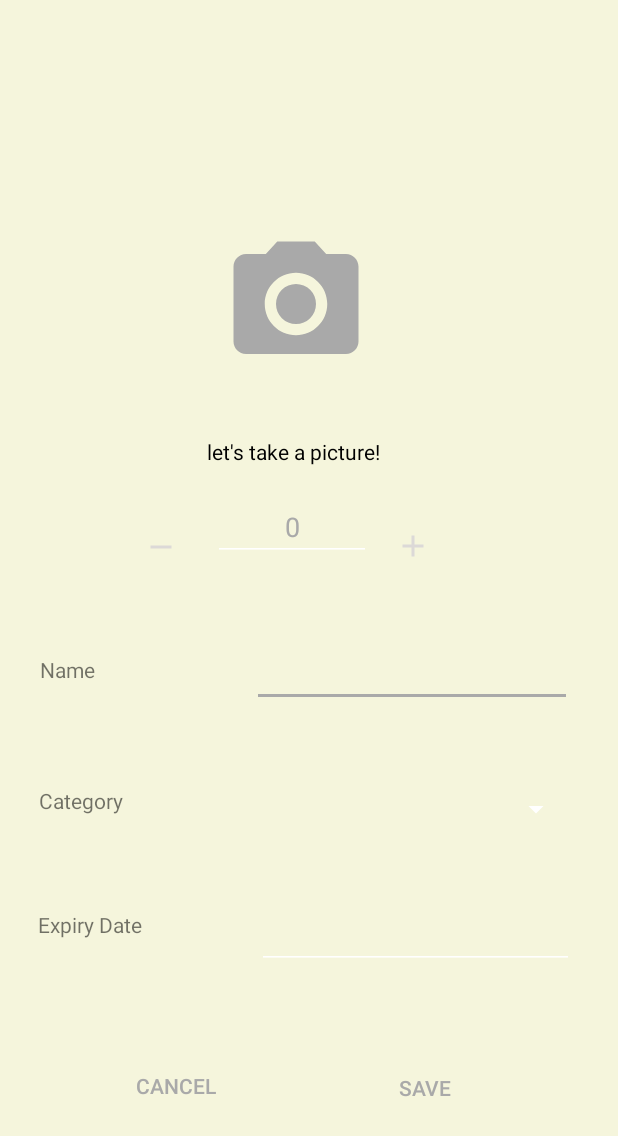
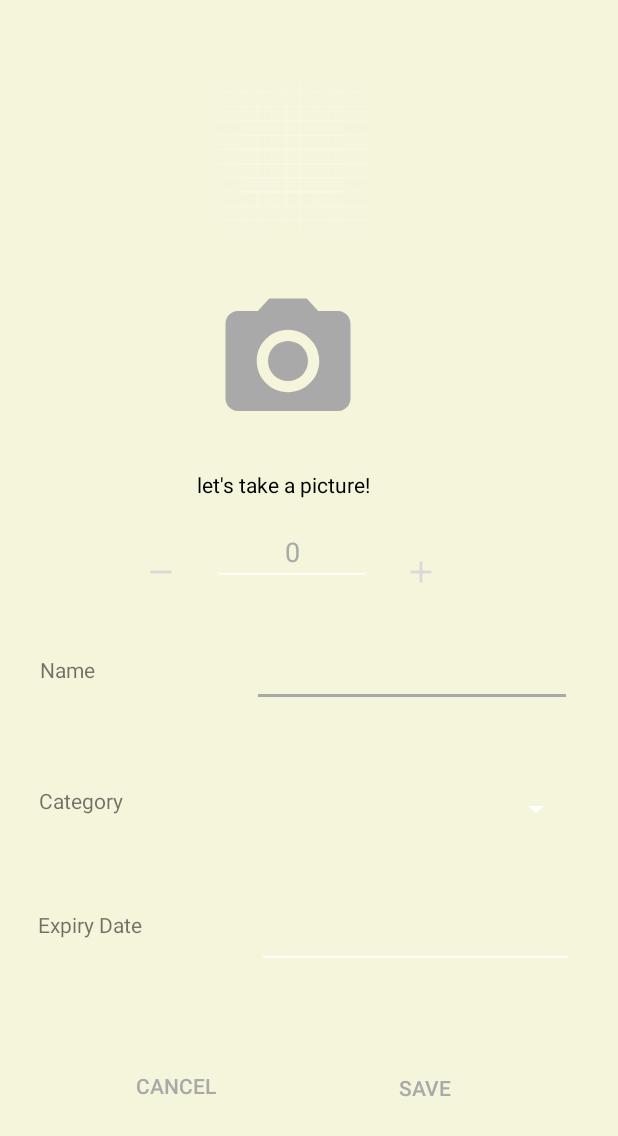
Before and after one commit to madazbereanu/CHS, an Android app: the screen it shows after launch (AddActivity), after a tap on an icon or button, on a phone screen of 412 x 824 dp. Shown: the top 1136 px of the screen. Run offline under Robolectric (Android 15) with nearby library versions, the phone set to English and light mode, and no system bars.

Commit message:
Adding small things 2

```diff
--- a/KeepFresh/app/build.gradle
+++ b/KeepFresh/app/build.gradle
@@ -35,11 +35,6 @@ dependencies {
     implementation 'androidx.constraintlayout:constraintlayout:2.0.4'
     implementation 'androidx.preference:preference:1.1.1'
 
-    implementation platform('com.google.firebase:firebase-bom:26.1.0')
-    implementation 'com.google.firebase:firebase-analytics'
-    implementation 'com.google.firebase:firebase-auth:19.2.0'
-    implementation 'com.google.firebase:firebase-storage:19.2.0'
-
     testImplementation 'junit:junit:4.13.1'
     androidTestImplementation 'androidx.test.ext:junit:1.1.2'
     androidTestImplementation 'androidx.test.espresso:espresso-core:3.3.0'
--- a/KeepFresh/app/src/main/java/com/example/keepfresh/EditCategoriesActivity.java
+++ b/KeepFresh/app/src/main/java/com/example/keepfresh/EditCategoriesActivity.java
@@ -4,10 +4,8 @@ import androidx.appcompat.app.AppCompatActivity;
 
 import android.content.Context;
 import android.database.Cursor;
-import android.database.sqlite.SQLiteDatabase;
 import android.os.Bundle;
 import android.view.View;
-import android.widget.ArrayAdapter;
 import android.widget.Button;
 import android.widget.EditText;
 import android.widget.ListView;
--- a/KeepFresh/app/src/main/java/com/example/keepfresh/KeepFreshDatabaseHelper.java
+++ b/KeepFresh/app/src/main/java/com/example/keepfresh/KeepFreshDatabaseHelper.java
@@ -6,7 +6,7 @@ import android.database.Cursor;
 import android.database.sqlite.SQLiteDatabase;
 import android.database.sqlite.SQLiteOpenHelper;
 
-public class CategoryDatabaseHelper extends SQLiteOpenHelper
+public class KeepFreshDatabaseHelper extends SQLiteOpenHelper
 {
     //database
     private static final String DATABASE_NAME = "DatabaseKeepFresh";
@@ -20,7 +20,7 @@ public class CategoryDatabaseHelper extends SQLiteOpenHelper
     private static final String COLUMN_ID_PRODUCT = "id";
     private static final String COLUMN_NAME_PRODUCT = "name";
     private static final String COLUMN_CATEGORY_PRODUCT = "category";
-    private static final String COLUMN_EXPIRY_DATE_PRODUCT = "expiry_date";
+    private static final String COLUMN_EXPIRY_DATE_PRODUCT = "expiry_data";
     private static final String COLUMN_QUANTITY_PRODUCT = "quantity";
     private static final String COLUMN_IMAGE_PRODUCT = "image";
 
@@ -28,16 +28,16 @@ public class CategoryDatabaseHelper extends SQLiteOpenHelper
     private static final String COLUMN_ID_CATEGORY = "id";
     private static final String COLUMN_NAME_CATEGORY = "name";
 
-    private static CategoryDatabaseHelper sInstance;
+    private static KeepFreshDatabaseHelper sInstance;
 
-    public static synchronized CategoryDatabaseHelper getInstance(Context context) {
+    public static synchronized KeepFreshDatabaseHelper getInstance(Context context) {
         if (sInstance == null) {
-            sInstance = new CategoryDatabaseHelper(context.getApplicationContext());
+            sInstance = new KeepFreshDatabaseHelper(context.getApplicationContext());
         }
         return sInstance;
     }
 
-    public CategoryDatabaseHelper(Context context) {
+    public KeepFreshDatabaseHelper(Context context) {
         super(context, DATABASE_NAME, null, DATABASE_VERSION);
         SQLiteDatabase db = this.getWritableDatabase();
     }
@@ -78,6 +78,16 @@ public class CategoryDatabaseHelper extends SQLiteOpenHelper
         SQLiteDatabase db = this.getWritableDatabase();
         Cursor res = db.rawQuery("select * from " + TABLE_CATEGORIES_NAME, null);
         return res;
+    }
+
+    public void addProduct(String productName,
+                           String productCategory,
+                           String productExpiryData,
+                           String productQuantity,
+                           byte[] image)
+    {
+        SQLiteDatabase db = this.getWritableDatabase();
+        String sql = "";
     }
 
 //    public boolean updateCategory(String categoryId, String categoryName)
--- a/KeepFresh/app/src/main/res/layout/activity_add.xml
+++ b/KeepFresh/app/src/main/res/layout/activity_add.xml
@@ -13,13 +13,14 @@
         android:id="@+id/button_camera"
         android:layout_width="wrap_content"
         android:layout_height="wrap_content"
+        android:layout_marginTop="10dp"
         android:background="@android:color/transparent"
         app:layout_constraintBottom_toBottomOf="parent"
         app:layout_constraintEnd_toEndOf="parent"
-        app:layout_constraintHorizontal_bias="0.472"
+        app:layout_constraintHorizontal_bias="0.456"
         app:layout_constraintStart_toStartOf="parent"
         app:layout_constraintTop_toTopOf="parent"
-        app:layout_constraintVertical_bias="0.211"
+        app:layout_constraintVertical_bias="0.253"
         app:srcCompat="@drawable/ic_baseline_camera_alt_24"
         tools:ignore="MissingConstraints,VectorDrawableCompat" />
 
@@ -32,10 +33,10 @@
         android:textColor="@color/black"
         app:layout_constraintBottom_toBottomOf="parent"
         app:layout_constraintEnd_toEndOf="parent"
-        app:layout_constraintHorizontal_bias="0.465"
+        app:layout_constraintHorizontal_bias="0.442"
         app:layout_constraintStart_toStartOf="parent"
         app:layout_constraintTop_toTopOf="parent"
-        app:layout_constraintVertical_bias="0.362"
+        app:layout_constraintVertical_bias="0.389"
         tools:ignore="MissingConstraints" />
 
     <Button
@@ -167,15 +168,15 @@
         android:id="@+id/decrease_button"
         android:layout_width="wrap_content"
         android:layout_height="wrap_content"
+        android:background="@android:color/transparent"
+        android:contentDescription="TODO"
         app:layout_constraintBottom_toBottomOf="parent"
         app:layout_constraintEnd_toEndOf="parent"
         app:layout_constraintHorizontal_bias="0.245"
         app:layout_constraintStart_toStartOf="parent"
         app:layout_constraintTop_toTopOf="parent"
-        app:layout_constraintVertical_bias="0.441"
+        app:layout_constraintVertical_bias="0.462"
         app:srcCompat="@drawable/ic_baseline_remove_24"
-        android:contentDescription="TODO"
-        android:background="@android:color/transparent"
         tools:ignore="VectorDrawableCompat" />
 
     <ImageButton
@@ -185,10 +186,10 @@
         android:background="@android:color/transparent"
         app:layout_constraintBottom_toBottomOf="parent"
         app:layout_constraintEnd_toEndOf="parent"
-        app:layout_constraintHorizontal_bias="0.679"
+        app:layout_constraintHorizontal_bias="0.692"
         app:layout_constraintStart_toStartOf="parent"
         app:layout_constraintTop_toTopOf="parent"
-        app:layout_constraintVertical_bias="0.44"
+        app:layout_constraintVertical_bias="0.462"
         app:srcCompat="@drawable/ic_baseline_add_24"
         tools:ignore="VectorDrawableCompat" />
 
@@ -197,16 +198,29 @@
         android:layout_width="105dp"
         android:layout_height="40dp"
         android:ems="10"
+        android:gravity="center_horizontal"
         android:inputType="textPersonName"
         android:text="0"
+        android:textAlignment="center"
         android:textColor="@color/grey"
-        android:textAlignment="center"
         app:layout_constraintBottom_toBottomOf="parent"
         app:layout_constraintEnd_toEndOf="parent"
         app:layout_constraintHorizontal_bias="0.464"
         app:layout_constraintStart_toStartOf="parent"
         app:layout_constraintTop_toTopOf="parent"
-        app:layout_constraintVertical_bias="0.426"
-        android:gravity="center_horizontal" />
+        app:layout_constraintVertical_bias="0.447" />
+
+    <ImageView
+        android:id="@+id/image_view_camera"
+        android:layout_width="229dp"
+        android:layout_height="102dp"
+        app:layout_constraintBottom_toBottomOf="parent"
+        app:layout_constraintEnd_toEndOf="parent"
+        app:layout_constraintHorizontal_bias="0.441"
+        app:layout_constraintStart_toStartOf="parent"
+        app:layout_constraintTop_toTopOf="parent"
+        app:layout_constraintVertical_bias="0.074"
+        app:srcCompat="@drawable/ic_launcher_background"
+        tools:ignore="VectorDrawableCompat" />
 
 </androidx.constraintlayout.widget.ConstraintLayout>
```
Also changed, not shown: KeepFresh/app/src/main/java/com/example/keepfresh/AddActivity.java (+30 -25 lines), KeepFresh/app/src/main/res/layout/activity_main.xml (+9 -0 lines), KeepFresh/app/src/main/res/layout/row_main.xml (+40 -0 lines).
